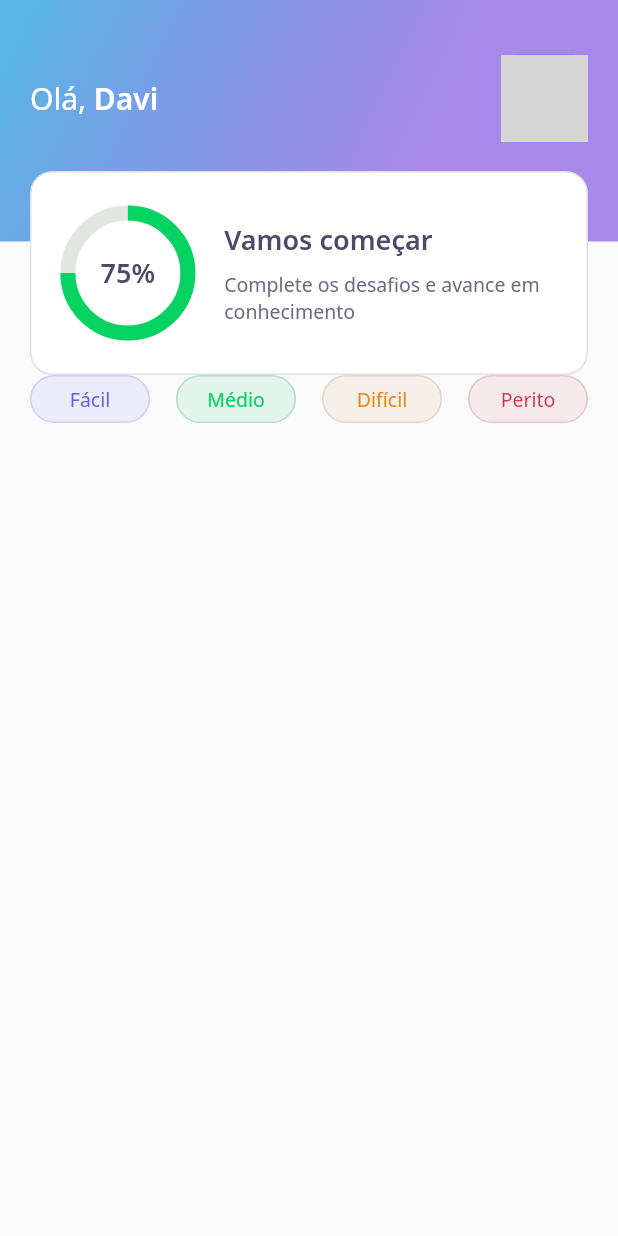
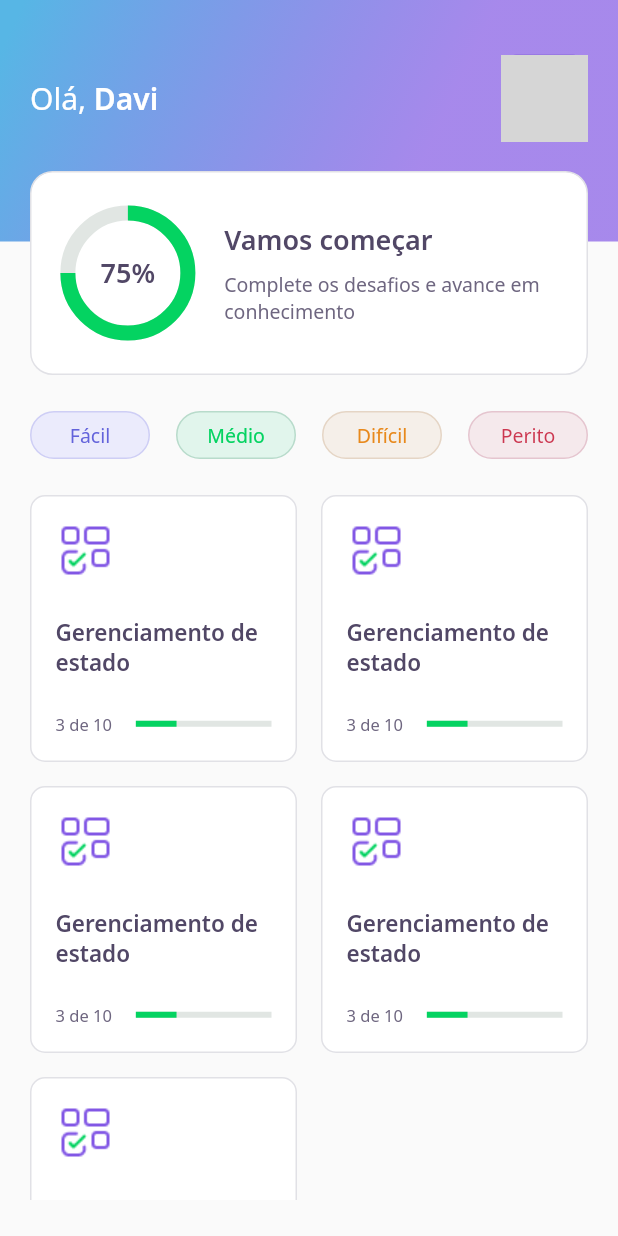
Before and after one commit to dav1rm/devquiz, a Flutter app: the screen it shows after launch, on a phone screen of 412 x 824 dp. Run offline on Flutter 3.47's test engine with Material 2 defaults, Android fonts, the phone set to English and light mode, and no system bars; our stand-ins replace google_fonts; network calls fail; grey boxes are pictures that could not be loaded.

Commit message:
add quiz card widget

```diff
--- a/lib/home/home_page.dart
+++ b/lib/home/home_page.dart
@@ -1,5 +1,6 @@
 import 'package:DevQuiz/home/widgets/appbar/app_bar_widget.dart';
 import 'package:DevQuiz/home/widgets/level_button/level_button_widget.dart';
+import 'package:DevQuiz/home/widgets/quiz_card/quiz_card_widget.dart';
 import 'package:flutter/material.dart';
 
 class HomePage extends StatefulWidget {
@@ -14,7 +15,10 @@ class _HomePageState extends State<HomePage> {
       appBar: AppBarWidget(),
       body: Padding(
         padding: const EdgeInsets.symmetric(horizontal: 20),
-        child: Row(
+        child: Column(
+          children: [
+            SizedBox(height: 24),
+            Row(
               mainAxisAlignment: MainAxisAlignment.spaceBetween,
               children: [
                 LevelButtonWidget(
@@ -31,6 +35,24 @@ class _HomePageState extends State<HomePage> {
                 ),
               ],
             ),
+            SizedBox(height: 24),
+            Expanded(
+              child: GridView.count(
+                crossAxisSpacing: 16,
+                mainAxisSpacing: 16,
+                crossAxisCount: 2,
+                children: [
+                  QuizCardWidget(),
+                  QuizCardWidget(),
+                  QuizCardWidget(),
+                  QuizCardWidget(),
+                  QuizCardWidget(),
+                ],
+              ),
+            ),
+            SizedBox(height: 24),
+          ],
+        ),
       ),
     );
   }
--- /dev/null
+++ b/lib/home/widgets/quiz_card/quiz_card_widget.dart
@@ -0,0 +1,55 @@
+import 'package:DevQuiz/core/core.dart';
+import 'package:flutter/material.dart';
+
+class QuizCardWidget extends StatelessWidget {
+  @override
+  Widget build(BuildContext context) {
+    return Container(
+      padding: EdgeInsets.all(16),
+      decoration: BoxDecoration(
+        color: AppColors.white,
+        border: Border.fromBorderSide(BorderSide(
+          color: AppColors.border,
+          width: 1,
+        )),
+        borderRadius: BorderRadius.circular(10),
+      ),
+      child: Column(
+        crossAxisAlignment: CrossAxisAlignment.start,
+        children: [
+          Container(
+            height: 40,
+            width: 40,
+            child: Image.asset(AppImages.blocks),
+          ),
+          SizedBox(height: 24),
+          Text(
+            "Gerenciamento de estado",
+            style: AppTextStyles.heading15,
+          ),
+          SizedBox(height: 24),
+          Row(
+            children: [
+              Padding(
+                padding: const EdgeInsets.only(right: 16),
+                child: Text(
+                  "3 de 10",
+                  style: AppTextStyles.body11,
+                ),
+              ),
+              Expanded(
+                flex: 1,
+                child: LinearProgressIndicator(
+                  value: 0.3,
+                  backgroundColor: AppColors.chartSecondary,
+                  valueColor:
+                      AlwaysStoppedAnimation<Color>(AppColors.chartPrimary),
+                ),
+              )
+            ],
+          )
+        ],
+      ),
+    );
+  }
+}
```
Lines whose indentation alone changed are shown as unchanged.
